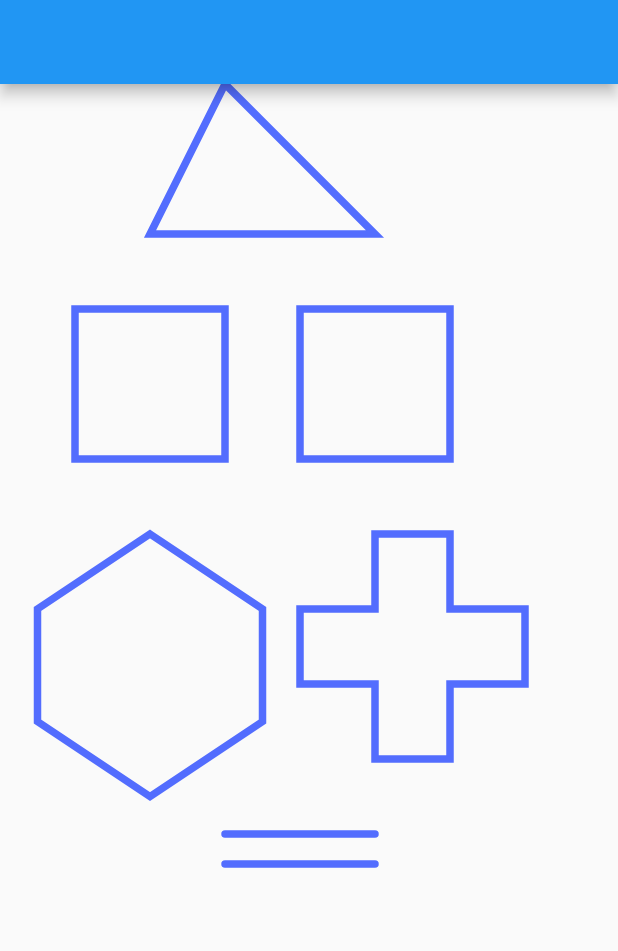
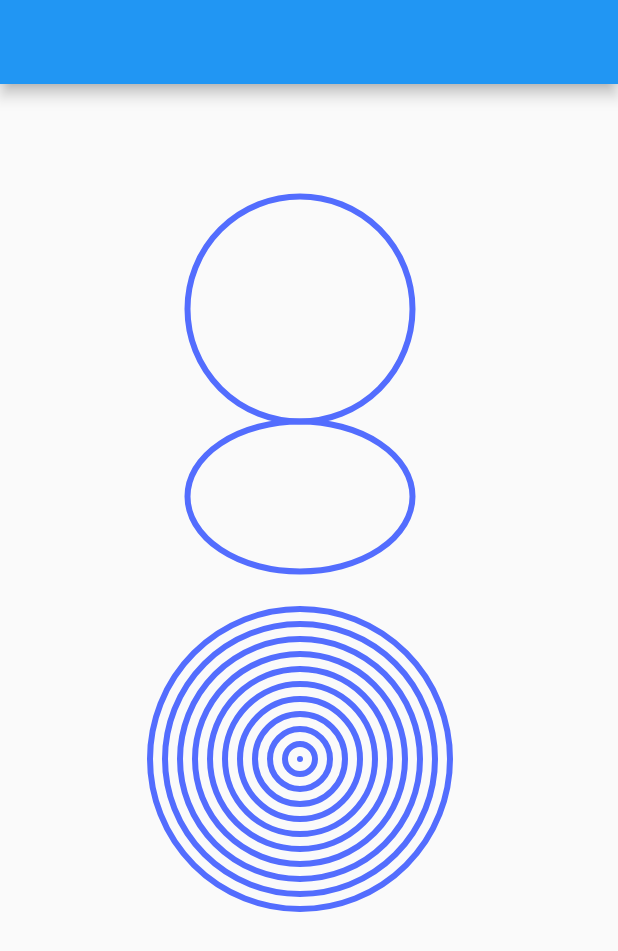
Before and after one commit to rabindra2049/Flutter-Practice, a Flutter app: the screen it shows after launch, on a phone screen of 412 x 824 dp. Shown: the top 951 px of the screen. Run offline on Flutter 3.47's test engine with Material 2 defaults, Android fonts, the phone set to English and light mode, and no system bars.

Commit message:
Parctice on Circle/Oval

```diff
--- /dev/null
+++ b/Flutter Canvas/canvasproject/lib/example2/circle.dart
@@ -0,0 +1,56 @@
+import 'package:flutter/material.dart';
+
+class CircleScreen extends StatefulWidget {
+  const CircleScreen({Key? key}) : super(key: key);
+
+  @override
+  State<CircleScreen> createState() => _CircleScreenState();
+}
+
+class _CircleScreenState extends State<CircleScreen> {
+  @override
+  Widget build(BuildContext context) {
+    return Scaffold(
+      appBar: AppBar(),
+      body: SingleChildScrollView(
+        child: Container(
+          child: CustomPaint(
+            painter: CirclePainter(),
+            child: Container(),
+          ),
+        ),
+      ),
+    );
+  }
+}
+
+class CirclePainter extends CustomPainter {
+  @override
+  void paint(Canvas canvas, Size size) {
+    var paint = Paint()
+      ..strokeWidth = 4
+      ..strokeCap = StrokeCap.round
+      ..color = Colors.indigoAccent
+      ..style = PaintingStyle.stroke;
+
+    const circleRadius = 75.0;
+    const circleCenter = Offset(200, 150);
+    canvas.drawCircle(circleCenter, circleRadius, paint);
+
+    const ovalCenter = Offset(200, 275);
+    final oval = Rect.fromCenter(center: ovalCenter, width: 150, height: 100);
+    canvas.drawOval(oval, paint);
+
+    var concentricCircleRadius = 100.0;
+    const center = Offset(200, 450);
+    while (concentricCircleRadius >= 0) {
+      canvas.drawCircle(center, concentricCircleRadius, paint);
+      concentricCircleRadius -= 10.0;
+    }
+  }
+
+  @override
+  bool shouldRepaint(covariant CustomPainter oldDelegate) {
+    return false;
+  }
+}
--- a/Flutter Canvas/canvasproject/lib/main.dart
+++ b/Flutter Canvas/canvasproject/lib/main.dart
@@ -1,4 +1,4 @@
-import 'package:canvasproject/example1/polygon.dart';
+import 'package:canvasproject/example2/circle.dart';
 import 'package:flutter/material.dart';
 
 void main() {
@@ -15,7 +15,7 @@ class MyApp extends StatelessWidget {
       theme: ThemeData(
         primarySwatch: Colors.blue,
       ),
-      home: const PolygonScreen(),
+      home: const CircleScreen(),
     );
   }
 }
```
